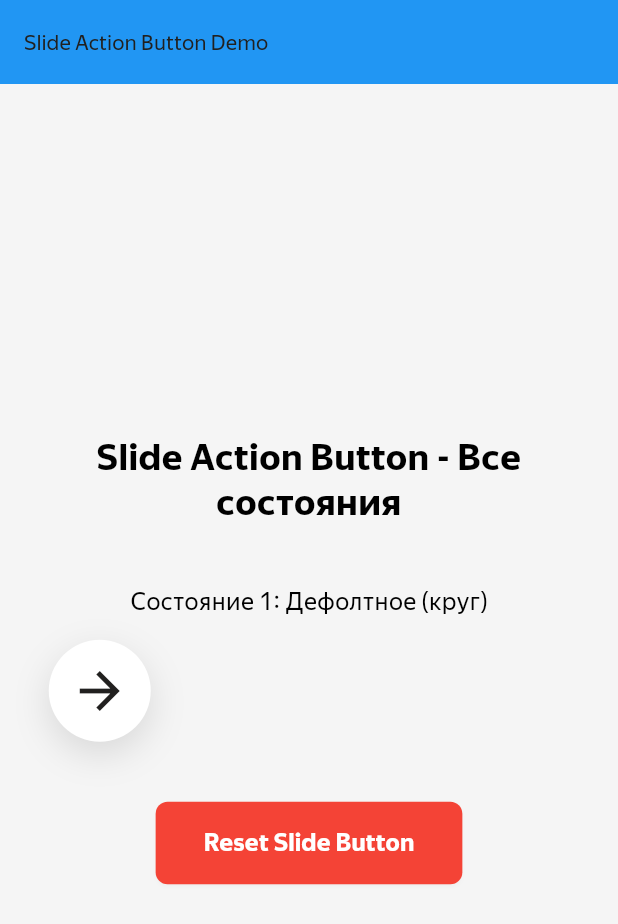
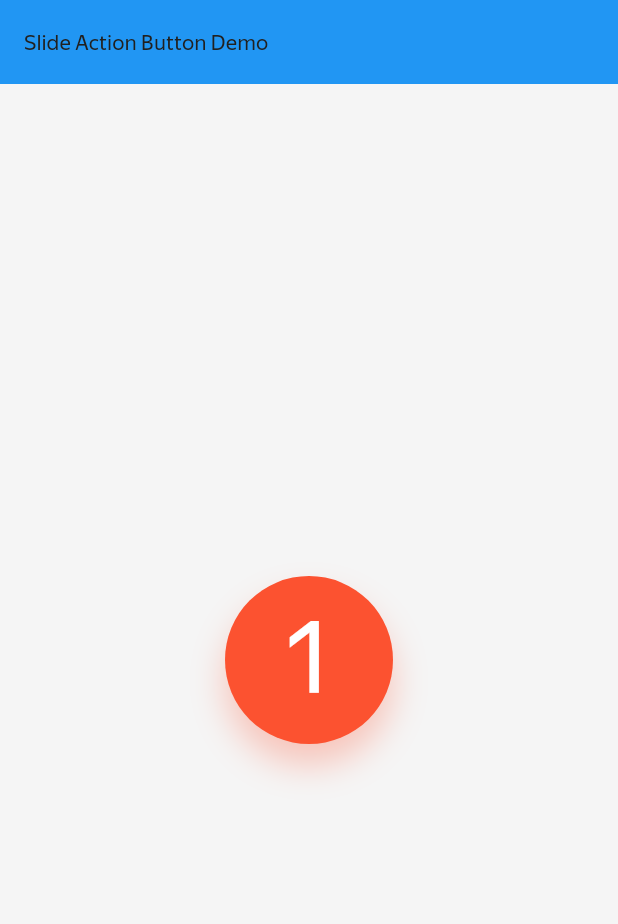
Before and after one commit to ChabanovX/alice-sdk, a Flutter app: the screen it shows after launch, on a phone screen of 412 x 824 dp. Shown: the top 924 px of the screen. Run offline on Flutter 3.47's test engine with Material 3 defaults, Android fonts, the phone set to English and light mode, and no system bars; our stand-ins replace flutter_svg, just_audio, rxdart.

Commit message:
added OrderBadge

```diff
--- a/mobile/lib/main.dart
+++ b/mobile/lib/main.dart
@@ -1,5 +1,6 @@
 import 'package:flutter/material.dart';
 import 'widgets/action_buttons/slide_action_button.dart';
+import 'widgets/orders/order_badge.dart';
 import 'theme.dart';
 
 void main() {
@@ -48,41 +49,17 @@ class _MainScreenState extends State<MainScreen> {
           mainAxisAlignment: MainAxisAlignment.center,
           crossAxisAlignment: CrossAxisAlignment.center,
           children: [
-            const Text(
-              'Slide Action Button - Все состояния',
-              style: TextStyle(fontSize: 24, fontWeight: FontWeight.bold),
-              textAlign: TextAlign.center,
-            ),
-            const SizedBox(height: 40),
+            const SizedBox(height: 16),
 
-            // Состояние 1: Дефолтное
-            const Text(
-              'Состояние 1: Дефолтное (круг)',
-              style: TextStyle(fontSize: 16),
-            ),
-            const SizedBox(height: 16),
-            SlideActionButton(),
-            const SizedBox(height: 40),
-
-            // Кнопка Reset
-            ElevatedButton(
-              onPressed: _resetSlideButton,
-              style: ElevatedButton.styleFrom(
-                backgroundColor: Colors.red,
-                foregroundColor: Colors.white,
-                padding: const EdgeInsets.symmetric(
-                  horizontal: 32,
-                  vertical: 16,
-                ),
-                shape: RoundedRectangleBorder(
-                  borderRadius: BorderRadius.circular(8),
-                ),
-              ),
-              child: const Text(
-                'Reset Slide Button',
-                style: TextStyle(fontSize: 16, fontWeight: FontWeight.bold),
+            // OrderBadge с масштабом 5
+            Center(
+              child: Transform.scale(
+                scale: 7.0,
+                child: const OrderBadge(count: 1),
               ),
             ),
+
+            const SizedBox(height: 16),
           ],
         ),
       ),
--- /dev/null
+++ b/mobile/lib/widgets/orders/order_badge.dart
@@ -0,0 +1,37 @@
+import 'package:flutter/material.dart';
+import '../../theme.dart';
+
+class OrderBadge extends StatelessWidget {
+  final int count;
+
+  const OrderBadge({super.key, this.count = 1});
+
+  @override
+  Widget build(BuildContext context) {
+    return Container(
+      width: 16,
+      height: 16,
+      decoration: BoxDecoration(
+        color: context.colors.badge,
+        shape: BoxShape.circle,
+        boxShadow: [
+          BoxShadow(
+            color: context.colors.badge.withValues(alpha: 0.3),
+            blurRadius: 2,
+            offset: const Offset(0, 2),
+          ),
+        ],
+      ),
+      child: Center(
+        child: Text(
+          count.toString(),
+          style: Theme.of(context).textTheme.bodySmall?.copyWith(
+            color: Theme.of(context).colorScheme.surface,
+            fontWeight: FontWeight.w400,
+            fontSize: 9.5,
+          ),
+        ),
+      ),
+    );
+  }
+}
--- a/mobile/lib/widgets/widgets.dart
+++ b/mobile/lib/widgets/widgets.dart
@@ -10,3 +10,4 @@ export 'turn/turn_with_distance_widget.dart';
 export 'alice/alice_widget.dart';
 export 'alice/alice_message_widget.dart';
 export 'action_buttons/slide_action_button.dart';
+export 'orders/order_badge.dart';
```
